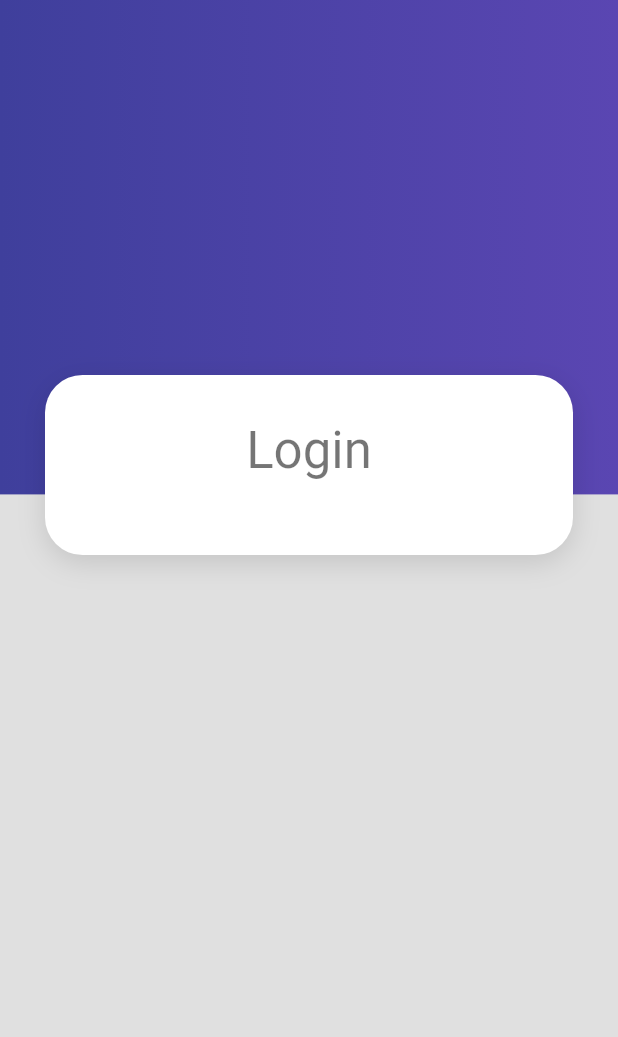
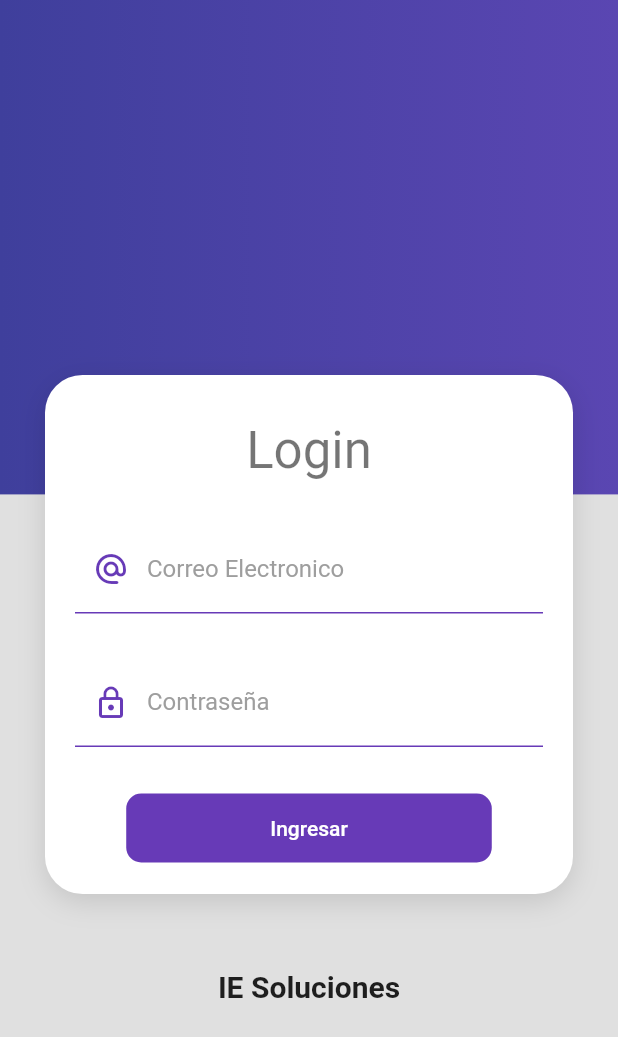
Before and after one commit to EdgarLS7/PruebasLogin, a Flutter app: the screen it shows after launch, on a phone screen of 412 x 824 dp. Shown: the top 1037 px of the screen. Run offline on Flutter 3.47's test engine with Material 2 defaults, Android fonts, the phone set to English and light mode, and no system bars.

Commit message:
Hecho el inicio de sesion favor de repetirlo sin ver

```diff
--- /dev/null
+++ b/lib/providers/login_form_provider.dart
@@ -0,0 +1,25 @@
+import 'package:flutter/material.dart';
+
+class LoginFormProvider extends ChangeNotifier {
+
+  GlobalKey <FormState> formKey = GlobalKey();
+
+  String email    = '';
+  String password = '';
+
+  bool _isLoading = false;
+  bool get isLoading => _isLoading;
+
+  set isLoading ( bool value ) {
+    _isLoading = value;
+    notifyListeners();
+  }
+
+  bool isValidForm(){
+    // print( formKey.currentState?.validate());
+    // print('$email - $password');
+
+    return formKey.currentState?.validate() ?? false;
+  }
+
+}
--- a/lib/screens/login_screen.dart
+++ b/lib/screens/login_screen.dart
@@ -1,5 +1,8 @@
 import 'package:flutter/material.dart';
+import 'package:iniciosecion_prueba/providers/login_form_provider.dart';
+import 'package:iniciosecion_prueba/ui/input_decorations.dart';
 import 'package:iniciosecion_prueba/widgets/widgets.dart';
+import 'package:provider/provider.dart';
 
 class LoginScreen extends StatelessWidget {
 
@@ -22,9 +25,20 @@
                     const SizedBox( height: 10, ),
                     Text('Login', style: Theme.of(context).textTheme.headline4,),
                     const SizedBox( height: 30, ),
+
+                    ChangeNotifierProvider(
+                      create: ( _ ) => LoginFormProvider(),
+                      child: const _LoginForm(),
+                    ),
+
+
                   ]
                 ),
-              )
+              ),
+
+              const SizedBox( height: 50,),
+              const Text('IE Soluciones', style: TextStyle( fontSize: 20, fontWeight: FontWeight.bold ))
+
             ],
           ),
         )
@@ -32,3 +46,99 @@
     );
   }
 }
+
+class _LoginForm extends StatelessWidget {
+  const _LoginForm({Key? key}) : super(key: key);
+
+  @override
+  Widget build(BuildContext context) {
+
+    final loginForm = Provider.of<LoginFormProvider>(context);
+
+    return Container(
+      child: Form(
+        key: loginForm.formKey,
+        autovalidateMode: AutovalidateMode.onUserInteraction,
+        child: Column(
+          children: [
+
+            TextFormField(
+              autocorrect: false,
+              keyboardType: TextInputType.emailAddress,
+              decoration: InputDecorations.authInputDecoration(
+                hintText: 'edgar12@gmail.com',
+                labelText: 'Correo Electronico',
+                prefixIcon: Icons.alternate_email_rounded
+              ),
+              onChanged: ( value ) => loginForm.email = value,
+              validator: ( value ) {
+
+                String pattern = r'^(([^<>()[\]\\.,;:\s@\"]+(\.[^<>()[\]\\.,;:\s@\"]+)*)|(\".+\"))@((\[[0-9]{1,3}\.[0-9]{1,3}\.[0-9]{1,3}\.[0-9]{1,3}\])|(([a-zA-Z\-0-9]+\.)+[a-zA-Z]{2,}))$';
+                RegExp regExp  = RegExp(pattern);
+
+                return regExp.hasMatch(value ?? '')
+                  ? null
+                  : 'El dato ingresado no es un Correo';
+
+              },
+
+            ),
+
+            const SizedBox( height: 30,),
+
+            TextFormField(
+              autocorrect: false,
+              obscureText: true,
+              keyboardType: TextInputType.text,
+              decoration: InputDecorations.authInputDecoration(
+                hintText: '*****',
+                labelText: 'Contraseña',
+                prefixIcon: Icons.lock_outline
+              ),
+              onChanged: ( value ) => loginForm.password = value,
+              validator: ( value ) {
+
+                return ( value != null && value.length >= 6 )
+                  ? null
+                  : 'La contraseña debe tener 6 caracteres';
+
+              },
+            ),
+
+            const SizedBox( height: 30,),
+
+            MaterialButton(
+              shape: RoundedRectangleBorder(borderRadius: BorderRadius.circular(10)),
+              disabledColor: Colors.grey,
+              elevation: 0,
+              color: Colors.deepPurple,
+              child: Container(
+                padding: const EdgeInsets.symmetric( horizontal: 80, vertical: 15),
+                child: Text(
+                  loginForm.isLoading
+                  ? 'Espere'
+                  : 'Ingresar',
+                  style: const TextStyle ( color: Colors.white),
+                ),
+              ),
+              onPressed: loginForm.isLoading ? null : () async {
+                FocusScope.of(context).unfocus();
+
+                if( !loginForm.isValidForm() ) return;
+
+                loginForm.isLoading = true;
+
+                await Future.delayed( const Duration(seconds: 2));
+
+                loginForm.isLoading = false;
+
+                Navigator.pushReplacementNamed(context, '/home');
+              },
+            )
+
+          ]
+        ),
+      ),
+    );
+  }
+}
--- /dev/null
+++ b/lib/ui/input_decorations.dart
@@ -0,0 +1,32 @@
+import 'package:flutter/material.dart';
+
+class InputDecorations {
+
+  static InputDecoration authInputDecoration({
+    required String hintText,
+    required String labelText,
+    IconData? prefixIcon,
+  }) {
+    return InputDecoration(
+      enabledBorder: const UnderlineInputBorder(
+        borderSide: BorderSide(
+          color: Colors.deepPurple
+        ),
+      ),
+        focusedBorder: const UnderlineInputBorder(
+          borderSide: BorderSide(
+            color: Colors.deepPurple,
+            width: 2,
+          ),
+        ),
+        hintText: hintText,
+        labelText: labelText,
+        labelStyle: const TextStyle(
+          color: Colors.grey
+        ),
+        prefixIcon: prefixIcon != null
+        ? Icon(prefixIcon, color: Colors.deepPurple)
+        : null
+    );
+  }
+}
--- a/pubspec.yaml
+++ b/pubspec.yaml
@@ -34,6 +34,7 @@
   # The following adds the Cupertino Icons font to your application.
   # Use with the CupertinoIcons class for iOS style icons.
   cupertino_icons: ^1.0.2
+  provider: ^6.0.2
 
 dev_dependencies:
   flutter_test:
```
Also changed, not shown: pubspec.lock.
